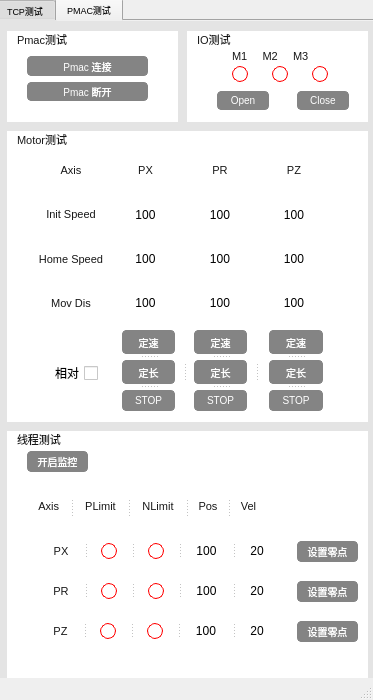
Above: mainwindow.ui from JustanHu/WLI_Test before the change. Below: the same form after it.
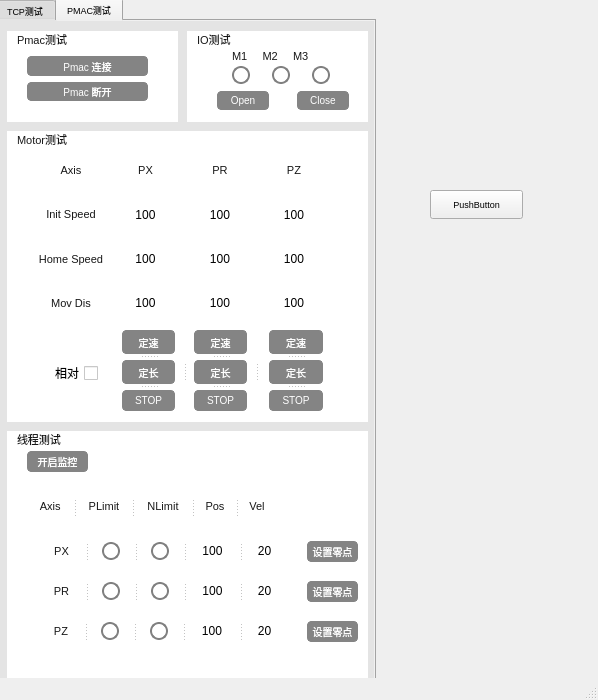
That is the form after the change. Icons and pictures are not drawn.

Patch:
```diff
--- a/mainwindow.ui
+++ b/mainwindow.ui
@@ -6,7 +6,7 @@
    <rect>
     <x>0</x>
     <y>0</y>
-    <width>373</width>
+    <width>598</width>
     <height>700</height>
    </rect>
   </property>
@@ -2110,7 +2110,7 @@
         <rect>
          <x>20</x>
          <y>50</y>
-         <width>262</width>
+         <width>271</width>
          <height>51</height>
         </rect>
        </property>
@@ -2213,7 +2213,7 @@
         <rect>
          <x>20</x>
          <y>140</y>
-         <width>263</width>
+         <width>271</width>
          <height>41</height>
         </rect>
        </property>
@@ -2257,8 +2257,8 @@
 min-height:    14px;     
 max-width:     14px;     
 max-height:    14px;     
-border-radius: 8px;     
-border:1px solid red;  
+border-radius: 9px;     
+border:2px solid gray;  
 background: red；        
 }</string>
            </property>
@@ -2276,8 +2276,8 @@
 min-height:    14px;     
 max-width:     14px;     
 max-height:    14px;     
-border-radius: 8px;     
-border:1px solid red;  
+border-radius: 9px;     
+border:2px solid gray;  
 background: red；        
 }</string>
            </property>
@@ -2313,7 +2313,7 @@
         <rect>
          <x>20</x>
          <y>180</y>
-         <width>263</width>
+         <width>271</width>
          <height>41</height>
         </rect>
        </property>
@@ -2357,8 +2357,8 @@
 min-height:    14px;     
 max-width:     14px;     
 max-height:    14px;     
-border-radius: 8px;     
-border:1px solid red;  
+border-radius: 9px;     
+border:2px solid gray;  
 background: red；        
 }</string>
            </property>
@@ -2376,8 +2376,8 @@
 min-height:    14px;     
 max-width:     14px;     
 max-height:    14px;     
-border-radius: 8px;     
-border:1px solid red;  
+border-radius: 9px;     
+border:2px solid gray;  
 background: red；        
 }</string>
            </property>
@@ -2413,7 +2413,7 @@
         <rect>
          <x>20</x>
          <y>100</y>
-         <width>263</width>
+         <width>271</width>
          <height>41</height>
         </rect>
        </property>
@@ -2457,8 +2457,8 @@
 min-height:    14px;     
 max-width:     14px;     
 max-height:    14px;     
-border-radius: 8px;     
-border:1px solid red;  
+border-radius: 9px;     
+border:2px solid gray;  
 background: red；        
 }</string>
            </property>
@@ -2476,8 +2476,8 @@
 min-height:    14px;     
 max-width:     14px;     
 max-height:    14px;     
-border-radius: 8px;     
-border:1px solid red;  
+border-radius: 9px;     
+border:2px solid gray;  
 background: red；        
 }</string>
            </property>
@@ -2521,9 +2521,9 @@
       <widget class="QPushButton" name="btn_threadTest_PX_SetZero">
        <property name="geometry">
         <rect>
-         <x>290</x>
+         <x>300</x>
          <y>110</y>
-         <width>61</width>
+         <width>51</width>
          <height>21</height>
         </rect>
        </property>
@@ -2553,9 +2553,9 @@
       <widget class="QPushButton" name="btn_threadTest_PR_SetZero">
        <property name="geometry">
         <rect>
-         <x>290</x>
+         <x>300</x>
          <y>150</y>
-         <width>61</width>
+         <width>51</width>
          <height>21</height>
         </rect>
        </property>
@@ -2585,9 +2585,9 @@
       <widget class="QPushButton" name="btn_threadTest_PZ_SetZero">
        <property name="geometry">
         <rect>
-         <x>290</x>
+         <x>300</x>
          <y>190</y>
-         <width>61</width>
+         <width>51</width>
          <height>21</height>
         </rect>
        </property>
@@ -2652,8 +2652,8 @@
         <rect>
          <x>45</x>
          <y>35</y>
-         <width>16</width>
-         <height>16</height>
+         <width>18</width>
+         <height>18</height>
         </rect>
        </property>
        <property name="layoutDirection">
@@ -2665,8 +2665,8 @@
 min-height:    14px;     
 max-width:     14px;     
 max-height:    14px;     
-border-radius: 8px;     
-border:1px solid red;  
+border-radius: 9px;     
+border:2px solid gray;  
 background: red；        
 }</string>
        </property>
@@ -2682,8 +2682,8 @@
         <rect>
          <x>85</x>
          <y>35</y>
-         <width>16</width>
-         <height>16</height>
+         <width>18</width>
+         <height>18</height>
         </rect>
        </property>
        <property name="layoutDirection">
@@ -2695,8 +2695,8 @@
 min-height:    14px;     
 max-width:     14px;     
 max-height:    14px;     
-border-radius: 8px;     
-border:1px solid red;  
+border-radius: 9px;     
+border:2px solid gray;  
 background: red；        
 }</string>
        </property>
@@ -2776,8 +2776,8 @@
         <rect>
          <x>125</x>
          <y>35</y>
-         <width>16</width>
-         <height>16</height>
+         <width>18</width>
+         <height>18</height>
         </rect>
        </property>
        <property name="layoutDirection">
@@ -2789,8 +2789,8 @@
 min-height:    14px;     
 max-width:     14px;     
 max-height:    14px;     
-border-radius: 8px;     
-border:1px solid red;  
+border-radius: 9px;     
+border:2px solid gray;  
 background: red；        
 }</string>
        </property>
@@ -2824,6 +2824,19 @@
      </widget>
     </widget>
    </widget>
+   <widget class="QPushButton" name="pushButton">
+    <property name="geometry">
+     <rect>
+      <x>430</x>
+      <y>190</y>
+      <width>93</width>
+      <height>29</height>
+     </rect>
+    </property>
+    <property name="text">
+     <string>PushButton</string>
+    </property>
+   </widget>
   </widget>
   <widget class="QStatusBar" name="statusbar"/>
  </widget>
```
